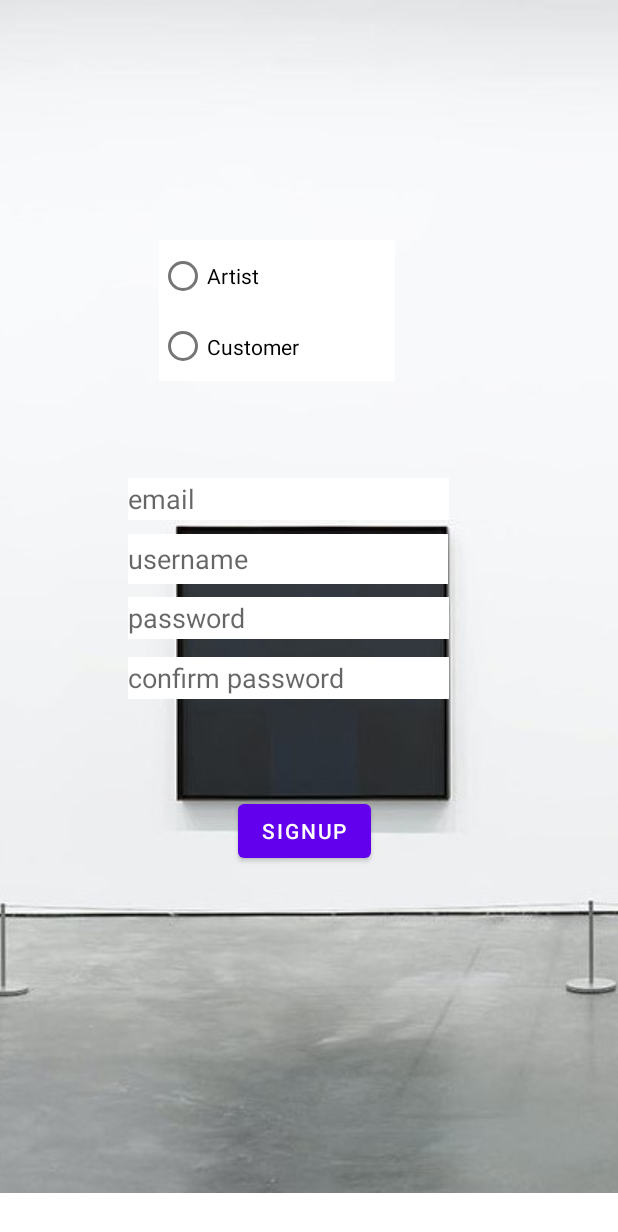
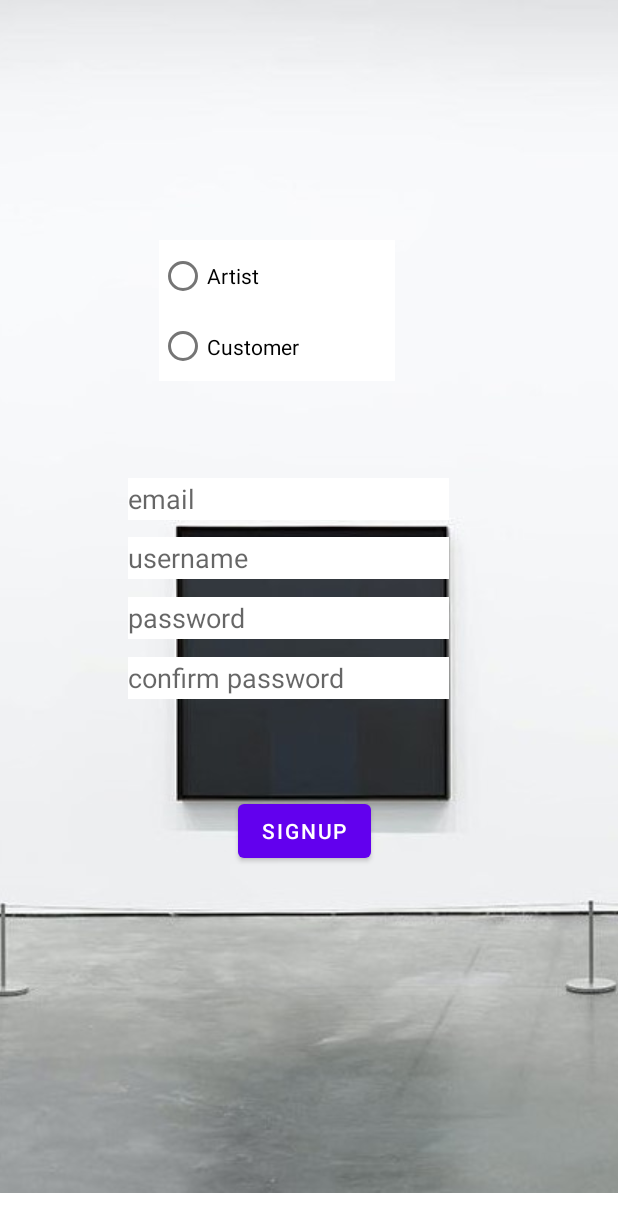
Before and after one commit to McGill-ECSE321-Fall2020/project-group-06, an Android app: the layout activity_signup.xml on its own in the app's theme, with its tools: preview values and no code run, on a phone screen of 412 x 824 dp. Shown: the top 1232 px of the screen. Run offline under Robolectric (Android 15) with nearby library versions, the phone set to English and light mode, and no system bars; network calls fail.

Commit message:
fix signup

```diff
--- a/ArtGallery-Android/app/src/main/res/layout/activity_signup.xml
+++ b/ArtGallery-Android/app/src/main/res/layout/activity_signup.xml
@@ -15,7 +15,6 @@
         app:layout_constraintEnd_toEndOf="parent"
         app:layout_constraintHorizontal_bias="0.0"
         app:layout_constraintStart_toStartOf="parent"
-
         app:layout_constraintTop_toTopOf="parent"
         app:layout_constraintVertical_bias="0.0"
         app:srcCompat="@drawable/signup_image" />
@@ -73,8 +72,8 @@
 
     <EditText
         android:id="@+id/signupUsername"
-        android:layout_width="213dp"
-        android:layout_height="33dp"
+        android:layout_width="214dp"
+        android:layout_height="28dp"
         android:background="@color/white"
         android:hint="username"
         app:layout_constraintBottom_toBottomOf="parent"
```
Also changed, not shown: ArtGallery-Android/app/src/main/java/com/example/android_artgallery/SignupActivity.java (+19 -6 lines).
